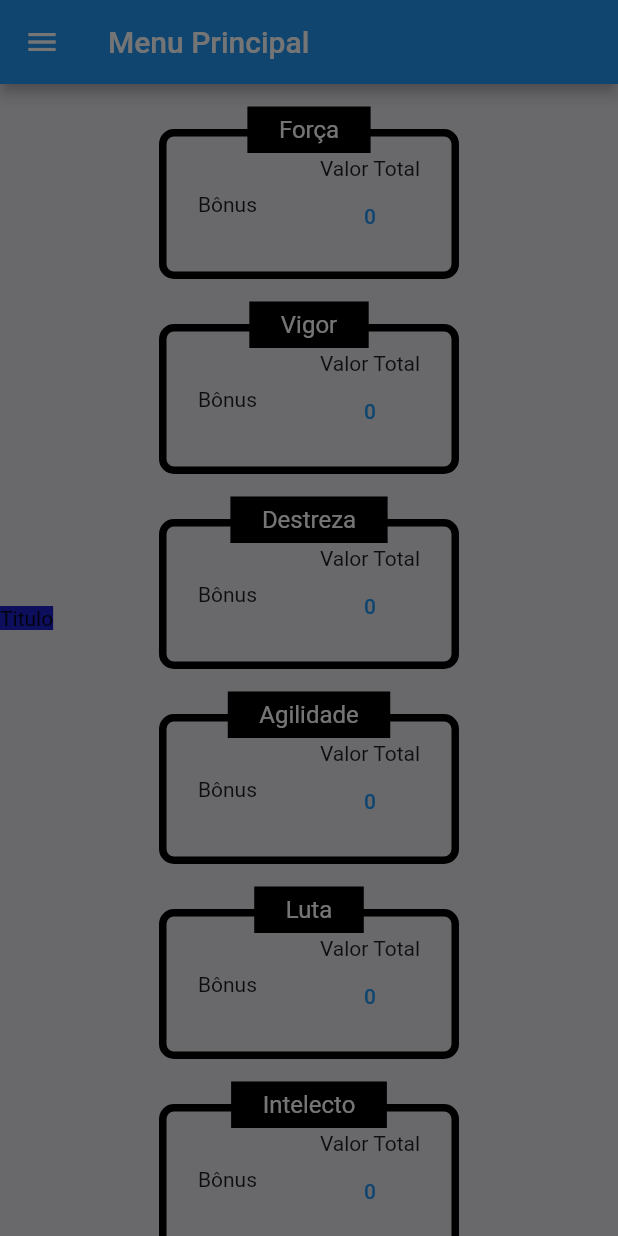
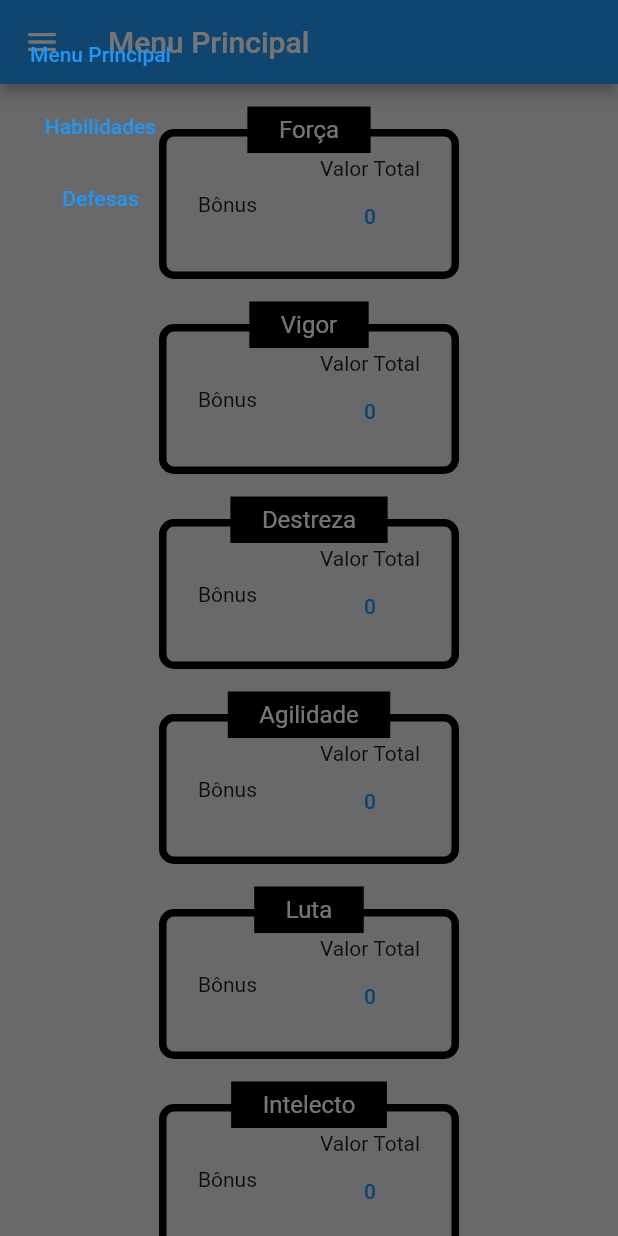
Before and after one commit to B0yEditi0n/FabricaDoMultiverso, a Flutter app: the habilidadesTela screen opened by its route, with the side drawer open, on a phone screen of 412 x 824 dp. Run offline on Flutter 3.47's test engine with Material 2 defaults, Android fonts, the phone set to English and light mode, and no system bars; our stand-ins replace firebase_core, numberpicker; accounts and stored records are empty.

```diff
--- a/lib/habilidades.dart
+++ b/lib/habilidades.dart
@@ -13,13 +13,28 @@ class habilidadesTela extends StatefulWidget {
 class _habilidadesTelaState extends State<habilidadesTela> {
   //Valores de Habilidade
   var forca     = HabilidadeValor(0, 0);
+  int vlForca   = 0;
+
   var vigor     = HabilidadeValor(0, 0);
+  int vlVigor   = 0;
+
   var destreza  = HabilidadeValor(0, 0);
+  var vlDestreza  = 0;
+
   var agilidade = HabilidadeValor(0, 0);
+  var vlAgilidade = 0;
+
   var luta      = HabilidadeValor(0, 0);
+  var vlLuta    = 0;
+
   var intelcto  = HabilidadeValor(0, 0);
+  int vlIntelcto  = 0;
+
   var prontidao = HabilidadeValor(0, 0);
+  int vlProntidao = 0;
+
   var presenca  = HabilidadeValor(0, 0);
+  int vlPresenca = 0;
 
 
   // Função para Atualizar Valor do Widget
@@ -37,27 +52,28 @@ class _habilidadesTelaState extends State<habilidadesTela> {
         case 'for':
           print(newValor);
           //forca.bonus = newValor;
+          vlForca = newValor;
           break;
         case 'vig':
-          vigor.bonus = newValor;
+          vlVigor = newValor;
           break;
         case 'des':
-          destreza.bonus = newValor;
+          vlDestreza = newValor;
           break;
         case 'agi':
-          agilidade.bonus = newValor;
+          vlAgilidade = newValor;
           break;
         case 'lut':
-          luta.bonus = newValor;
+          vlLuta = newValor;
           break;
         case 'int':
-          intelcto.bonus = newValor;
+          vlIntelcto = newValor;
           break;
         case 'pro':
-          prontidao.bonus = newValor;
+          vlProntidao = newValor;
           break;
         case 'pre':
-          presenca.bonus = newValor;
+          vlPresenca = newValor;
           break;
       }
     });
@@ -71,14 +87,35 @@ class _habilidadesTelaState extends State<habilidadesTela> {
       appBar: AppBar(
         title: const Text('Menu Principal'),
         ),
-      drawer: Container(
-        color: const Color.fromARGB(255, 13, 14, 92),
-        child:
-          const Text(
-            'Titulo',
-            selectionColor: Colors.white,
-            )
+      drawer: Padding(
+          padding: const EdgeInsets.fromLTRB(12, 12, 0, 0),
+          child: Column(
+            // crossAxisAlignment: CrossAxisAlignment.stretch,
+            // mainAxisAlignment: MainAxisAlignment.center,
+            // mainAxisSize:,
+            children: [
+              TextButton(
+                child: const Text('Menu Principal'),
+                onPressed:() {
+                  Navigator.pop(context);
+                },
+                ),
+              TextButton(
+                child: const Text('Habilidades'),
+                onPressed:() {
+                  Navigator.popAndPushNamed(context, '/habilidadesTela');
+                },
+                ),
+              TextButton(
+                child: const Text('Defesas'),
+                onPressed:() {
+                  Navigator.popAndPushNamed(context, '/defesasTela');
+                },
+                ),
+            ]
+          ),
         ),
+
       body:
       SingleChildScrollView(
           child: Container(
@@ -87,14 +124,14 @@ class _habilidadesTelaState extends State<habilidadesTela> {
               alignment: const Alignment(0, 0),
               child: Column(
                 children: <Widget> [
-                  habilidadeCaixa(context, 'Força', forca.bonus, forca.valor ),
-                  habilidadeCaixa(context, 'Vigor', vigor.bonus, vigor.valor ),
-                  habilidadeCaixa(context, 'Destreza', destreza.bonus, destreza.valor ),
-                  habilidadeCaixa(context, 'Agilidade', agilidade.bonus, agilidade.valor),
-                  habilidadeCaixa(context, 'Luta', luta.bonus, luta.valor),
-                  habilidadeCaixa(context, 'Intelecto', luta.bonus, luta.valor),
-                  habilidadeCaixa(context, 'Prontidão', prontidao.bonus, prontidao.valor),
-                  habilidadeCaixa(context, 'Presença', presenca.bonus, presenca.valor),
+                  habilidadeCaixa(context, 'Força', forca.bonus, vlForca ),
+                  habilidadeCaixa(context, 'Vigor', vigor.bonus, vlVigor ),
+                  habilidadeCaixa(context, 'Destreza', destreza.bonus, vlDestreza ),
+                  habilidadeCaixa(context, 'Agilidade', agilidade.bonus, vlAgilidade),
+                  habilidadeCaixa(context, 'Luta', luta.bonus, vlLuta),
+                  habilidadeCaixa(context, 'Intelecto', intelcto.bonus, vlIntelcto),
+                  habilidadeCaixa(context, 'Prontidão', prontidao.bonus, vlProntidao),
+                  habilidadeCaixa(context, 'Presença', presenca.bonus, vlPresenca),
                 ],
               ),
             )
--- a/lib/home.dart
+++ b/lib/home.dart
@@ -23,11 +23,9 @@ class homeTela extends State<homePage>{
       drawer: Container(
         color: const Color.fromARGB(255, 13, 14, 92),
         child:
-
           const Text(
             'Titulo',
             selectionColor: Colors.white,
-
             )
         ),
       body: Center(
@@ -36,7 +34,7 @@ class homeTela extends State<homePage>{
             clhome.wdgButton('Habilidades', '/habilidadesTela'),
             clhome.wdgButton('Defesas', '/defesasTela'),
             clhome.wdgButton('Vantagens', ''),
-            clhome.wdgButton('Poderes', ''),
+            clhome.wdgButton('Poderes', '/poderesTela'),
             clhome.wdgButton('Pericias', ''),
             clhome.wdgButton('Complicações', ''),
           ],
@@ -74,7 +72,6 @@ class homeBuild {
             child:
               TextButton(
                 style: const ButtonStyle(
-
                 ),
                 child:
                 Text(
--- a/lib/main.dart
+++ b/lib/main.dart
@@ -8,7 +8,7 @@ import './login.dart';
 import './home.dart';
 import './habilidades.dart';
 import './defesas.dart';
-
+import './poderes.dart';
 
 
 Future<void> main() async {
@@ -31,8 +31,7 @@ Future<void> main() async {
       '/telaInicio': (context) => homePage(),
       '/habilidadesTela': (context) => habilidadesTela(),
       '/defesasTela': (context) => defesaPage(),
-
-
+      '/poderesTela': (context) => poderesPage(),
     },
   ));
 }
--- a/pubspec.yaml
+++ b/pubspec.yaml
@@ -13,6 +13,8 @@ dependencies:
   numberpicker: ^2.0.1
   flutter:
     sdk: flutter
+  http: ^0.13.5
+  path_provider: ^2.0.14
 
 dev_dependencies:
   flutter_test:
```
Also changed, not shown: Documentos/Modelo.json (added, +42 -0 lines), lib/backend/powers/manipuladorDoJSON.dart (added, +30 -0 lines), lib/login.dart (+9 -2 lines), lib/poderes.dart (added, +72 -0 lines), lib/widgets/bibliotecaFuncao.dart (+55 -2 lines), lib/defesas.dart (line endings or trailing spaces), pubspec.lock, 4 other files.
